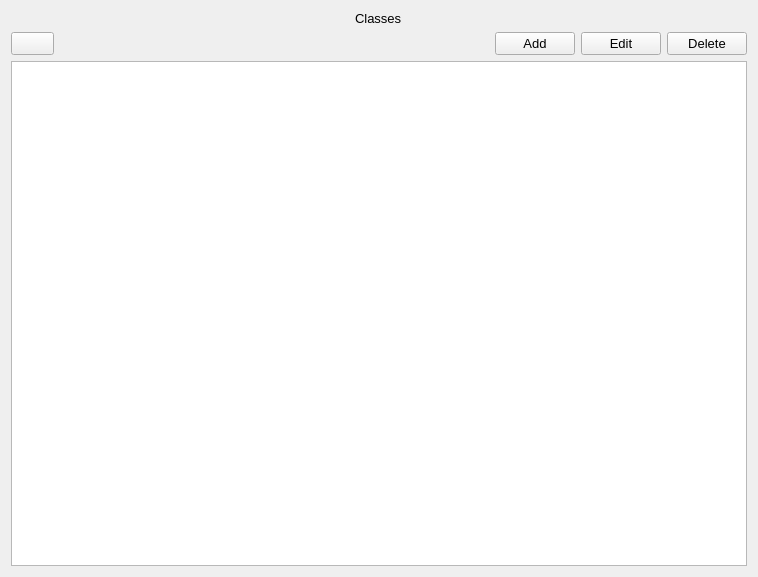
thenewcoder/school-administration-system, file pageclassesform.ui: the form before one commit.
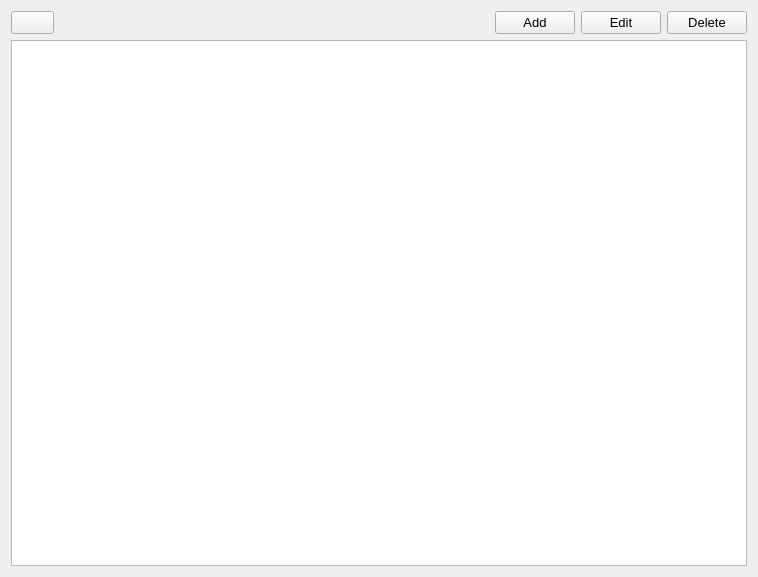
The form after the commit. Icons and pictures are not drawn.

Commit message: Removed the 'title' text on the page form.

```diff
--- a/pageclassesform.ui
+++ b/pageclassesform.ui
@@ -19,13 +19,6 @@
    <string/>
   </property>
   <layout class="QVBoxLayout" name="verticalLayout">
-   <item alignment="Qt::AlignHCenter">
-    <widget class="QLabel" name="label">
-     <property name="text">
-      <string>Classes</string>
-     </property>
-    </widget>
-   </item>
    <item>
     <layout class="QHBoxLayout" name="horizontalLayout">
      <item>
```
The commit also changes 3 other files.
